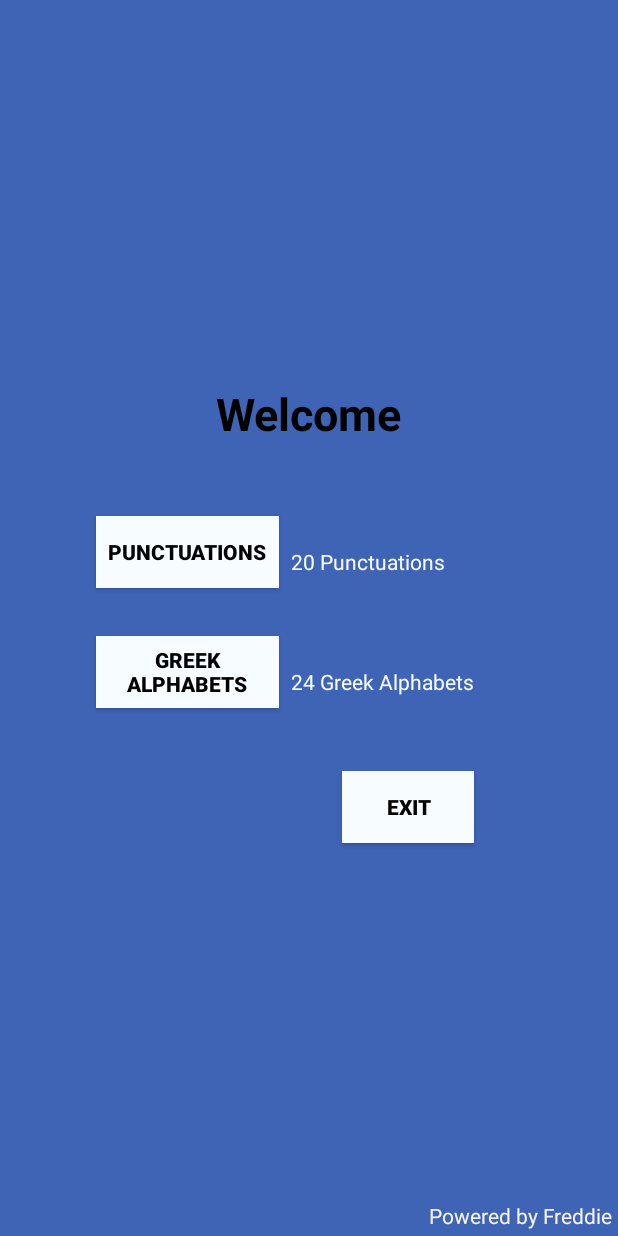
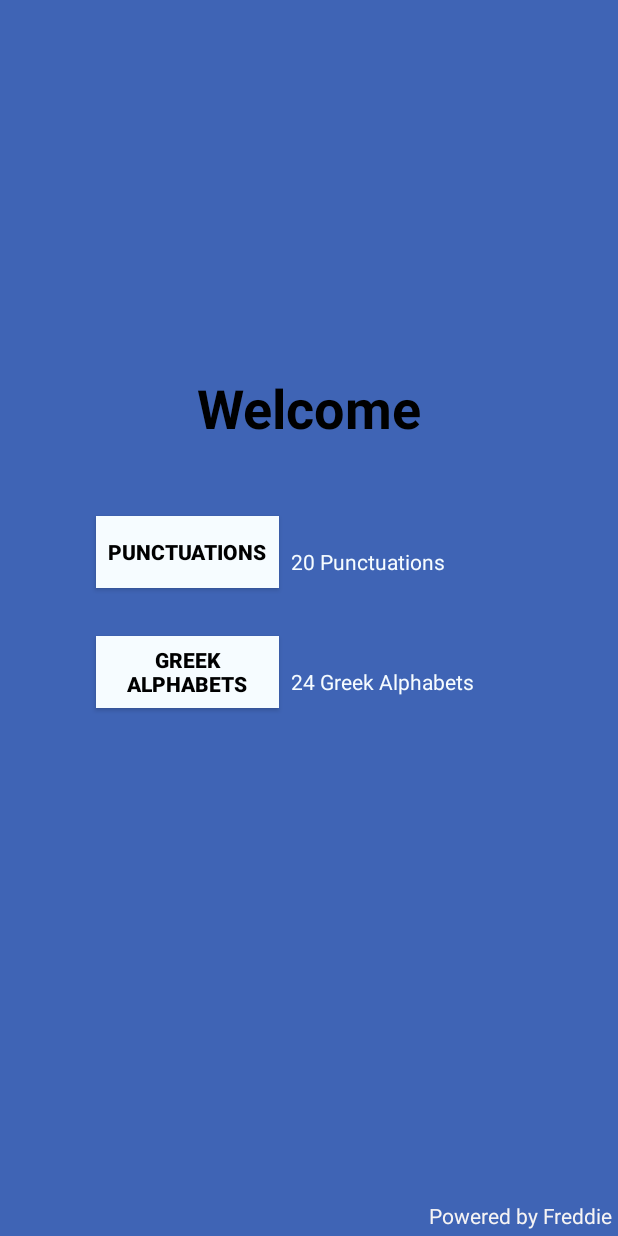
Before and after one commit to freddie1129/android-punctuation, an Android app: the screen it shows after launch (FirstActivity), on a phone screen of 412 x 824 dp. Run offline under Robolectric (Android 15) with nearby library versions, the phone set to English and light mode, and no system bars.

Commit message:
migrate to Android X, code tidy up

```diff
--- a/app/build.gradle
+++ b/app/build.gradle
@@ -14,10 +14,10 @@ android {
 
     signingConfigs {
         release {
-            keyAlias 'key0'
-            keyPassword 'Freddie19820629'
+            keyAlias ''
+            keyPassword ''
             storeFile file('../symbolling.jks')
-            storePassword 'Freddie19820629'
+            storePassword ''
         }
     }
 
--- a/app/src/main/java/com/fredroid/symbolling/MainActivity.java
+++ b/app/src/main/java/com/fredroid/symbolling/MainActivity.java
@@ -30,7 +30,6 @@ public class MainActivity extends AppCompatActivity {
         mMode = intent.getIntExtra(FirstActivity.FUNC_TYPE, 1);
 
 
-
         if (findViewById(R.id.fragmnt_container) != null) {
             if (savedInstanceState != null) {
                 return;
@@ -45,9 +44,7 @@ public class MainActivity extends AppCompatActivity {
     }
 
     public void onClickTestButton(View view) {
-        Intent intent = new Intent(this, PunctuationTestActivity.class);/*
-        EditText editText = (EditText) findViewById(R.id.editText);
-        String message = editText.getText().toString();*/
+        Intent intent = new Intent(this, PunctuationTestActivity.class);
         intent.putExtra(FirstActivity.FUNC_TYPE, mMode);
         startActivity(intent);
     }
--- a/app/src/main/java/com/fredroid/symbolling/PunctuationTestActivity.java
+++ b/app/src/main/java/com/fredroid/symbolling/PunctuationTestActivity.java
@@ -80,7 +80,6 @@ public class PunctuationTestActivity extends AppCompatActivity {
         tvIndex.setText(mstrNum);
 
 
-
     }
 
 
@@ -103,7 +102,6 @@ public class PunctuationTestActivity extends AppCompatActivity {
         return mansList.indexOf(3);   //
     }
 
-    //Create a question randomly, the first three are wrong, and the last one is always the right answer
     public int[] generateQuestion(int quesIndex) {
         int[] questionCollection = new int[4];
         Collections.shuffle(mquestionList);
@@ -117,8 +115,6 @@ public class PunctuationTestActivity extends AppCompatActivity {
         questionCollection[3] = quesIndex;      //Last one always is the index of question's answer
         return questionCollection;
     }
-
-
 
 
     public void nextQuestion(int Answer, String txt) {
--- a/app/src/main/java/com/fredroid/symbolling/SymbolAdapter.java
+++ b/app/src/main/java/com/fredroid/symbolling/SymbolAdapter.java
@@ -8,10 +8,6 @@ import android.widget.ArrayAdapter;
 import android.widget.TextView;
 
 import java.util.ArrayList;
-
-/**
- * Created by Administrator on 24/07/2017.
- */
 
 public class SymbolAdapter extends ArrayAdapter<Symbol> {
 
--- a/app/src/main/res/layout-land/layout_first.xml
+++ b/app/src/main/res/layout-land/layout_first.xml
@@ -84,19 +84,6 @@
         app:layout_constraintBottom_toBottomOf="@+id/button_main_greek"
         app:layout_constraintLeft_toRightOf="@+id/button_main_greek" />
 
-    <Button
-        android:id="@+id/button_exit"
-        android:layout_width="0dp"
-        android:layout_height="wrap_content"
-        android:background="@color/myWelcome"
-        android:onClick="onExit"
-        android:text="@string/exit"
-        android:textColor="@color/black_overlay"
-        android:textStyle="bold"
-        android:layout_marginTop="32dp"
-        app:layout_constraintTop_toBottomOf="@+id/textView_greekintro"
-        app:layout_constraintLeft_toRightOf="@+id/textView_greekintro"
-        android:layout_marginLeft="8dp" />
 
 
 
--- a/app/src/main/res/layout/layout_first.xml
+++ b/app/src/main/res/layout/layout_first.xml
@@ -60,7 +60,7 @@
         android:text="Welcome"
         android:textAllCaps="false"
         android:textColor="@color/colorText"
-        android:textSize="30sp"
+        android:textSize="36sp"
         android:textStyle="bold"
         app:layout_constraintBottom_toTopOf="@+id/button_main_punctuation"
         app:layout_constraintLeft_toLeftOf="parent"
@@ -88,19 +88,7 @@
         app:layout_constraintBottom_toBottomOf="@+id/button_main_greek"
         app:layout_constraintLeft_toRightOf="@+id/button_main_greek" />
 
-    <Button
-        android:id="@+id/button_exit"
-        android:layout_width="0dp"
-        android:layout_height="wrap_content"
-        android:background="@color/myWelcome"
-        android:onClick="onExit"
-        android:text="@string/exit"
-        android:textColor="@color/colorText"
-        android:textStyle="bold"
-        android:layout_marginTop="50dp"
-        app:layout_constraintTop_toBottomOf="@+id/textView_greekintro"
-        android:layout_marginRight="0dp"
-        app:layout_constraintRight_toRightOf="@+id/textView_greekintro" />
+
 
 
     <TextView
```
Also changed, not shown: app/src/main/AndroidManifest.xml (+4 -18 lines), app/src/main/java/com/fredroid/symbolling/DataSourse.java (deleted, +0 -19 lines), app/src/main/java/com/fredroid/symbolling/FirstActivity.java (+2 -11 lines), 2 other files.
